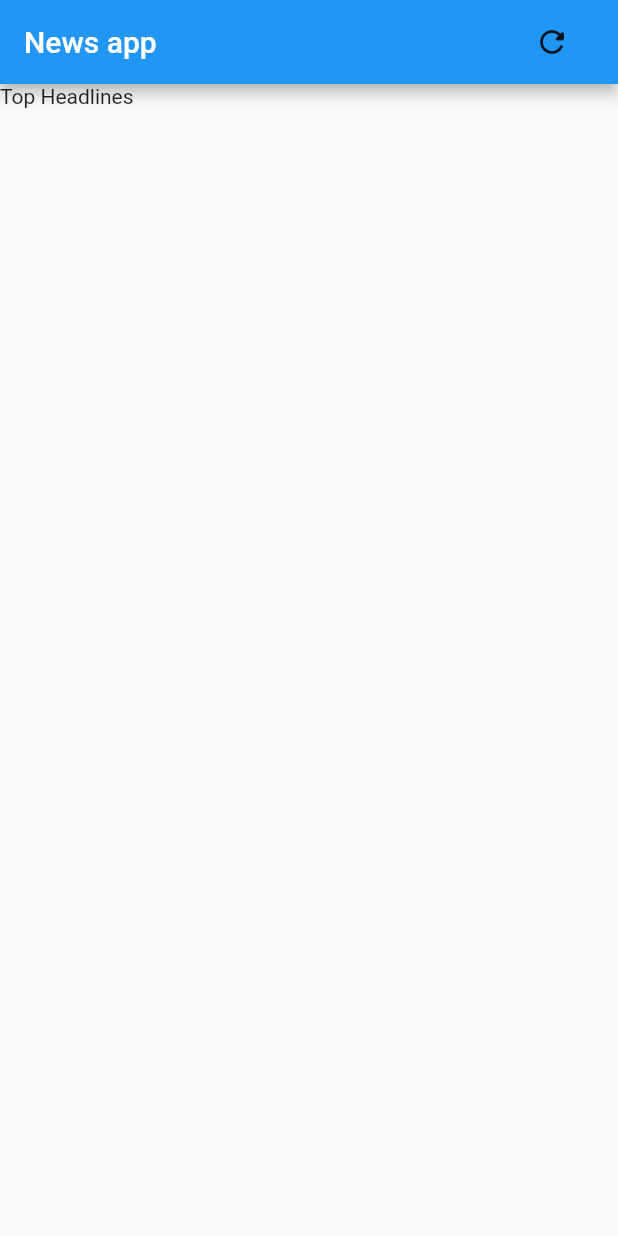
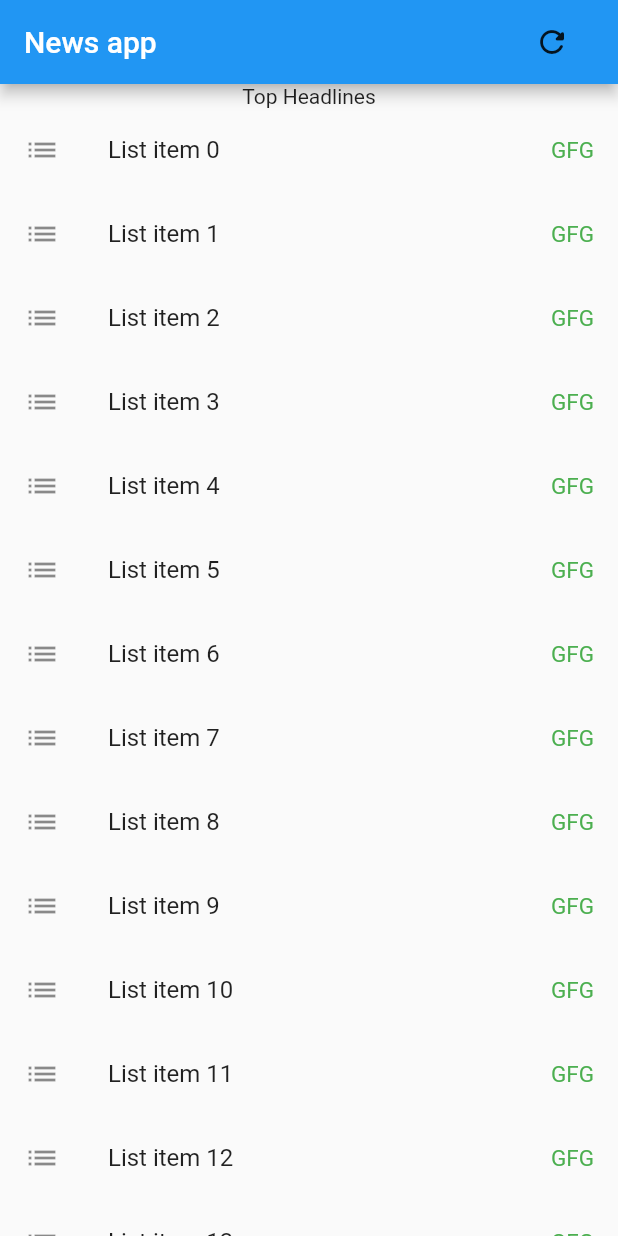
Before and after one commit to SanketSarmalkar/News_App_using_Flutter, a Flutter app: the screen it shows after launch, on a phone screen of 412 x 824 dp. Run offline on Flutter 3.47's test engine with Material 2 defaults, Android fonts, the phone set to English and light mode, and no system bars; our stand-ins replace get.

Commit message:
listBuilder

```diff
--- a/lib/screens/home.dart
+++ b/lib/screens/home.dart
@@ -1,4 +1,6 @@
 import 'package:flutter/material.dart';
+import 'package:flutter_staggered_grid_view/flutter_staggered_grid_view.dart';
+import 'package:http/http.dart';
 
 class Home extends StatefulWidget {
   const Home({Key? key}) : super(key: key);
@@ -8,6 +10,8 @@ class Home extends StatefulWidget {
 }
 
 class _HomeState extends State<Home> {
+  List<int> k = [1,2,3,4,5,6,7,8,9,10];
+
   @override
   Widget build(BuildContext context) {
     return Scaffold(
@@ -21,15 +25,21 @@ class _HomeState extends State<Home> {
         ],
       ),
       body: Column(
-        children: <Widget>[
-          Container(
-            child: Row(
-              children: [
-                Text("Top Headlines"),
-              ],
-            ),
+        children: [
+          const Text("Top Headlines"),
+          Expanded(
+            child: ListView.builder(
+                itemCount: 20,
+                itemBuilder: (BuildContext context, int index) {
+                  return ListTile(
+                      leading: const Icon(Icons.list),
+                      trailing: const Text(
+                        "GFG",
+                        style: TextStyle(color: Colors.green, fontSize: 15),
+                      ),
+                      title: Text("List item $index"));
+                }),
           ),
-
         ],
       )
     );
--- a/pubspec.yaml
+++ b/pubspec.yaml
@@ -38,6 +38,7 @@ dependencies:
   cupertino_icons: ^1.0.2
   get: ^4.6.5
   flutter_staggered_grid_view: ^0.6.2
+  http: ^0.13.5
 
 dev_dependencies:
   flutter_test:
```
Also changed, not shown: pubspec.lock.
